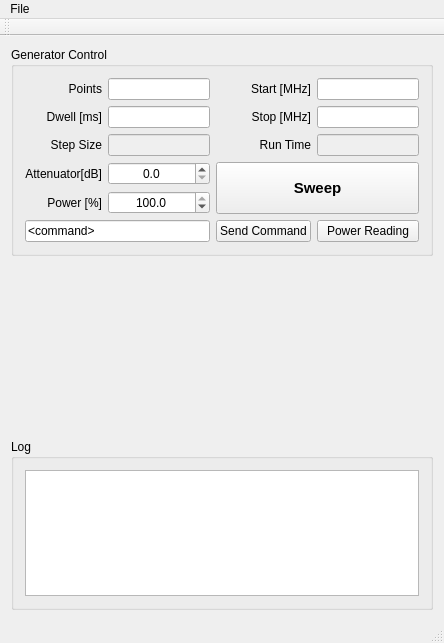
The window that mainwindow.ui (TripletESR/DNP100GHz) describes before a commit, drawn with Qt 5.
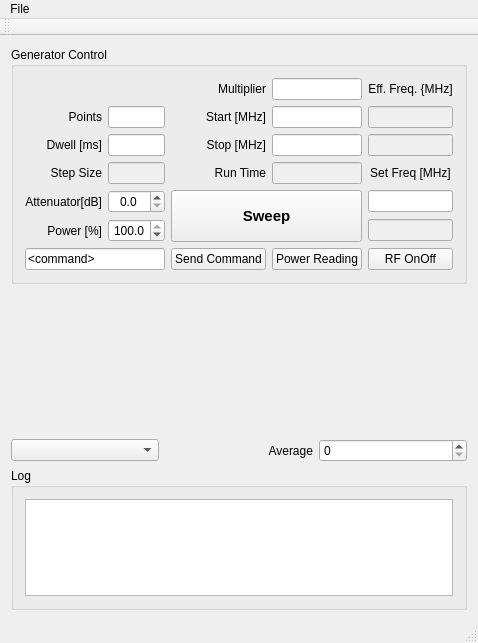
The same window after the commit. Custom widgets are drawn as their Qt base class.

Patch:
```diff
--- a/mainwindow.ui
+++ b/mainwindow.ui
@@ -14,74 +14,49 @@
    <string>DNP 100GHz</string>
   </property>
   <widget class="QWidget" name="centralWidget">
-   <layout class="QVBoxLayout" name="verticalLayout" stretch="1,1,1">
-    <item>
+   <layout class="QGridLayout" name="gridLayout_3" rowstretch="2,2,1,2">
+    <item row="2" column="0">
+     <widget class="QComboBox" name="comboBox_yAxis"/>
+    </item>
+    <item row="2" column="1">
+     <widget class="QLabel" name="label_12">
+      <property name="text">
+       <string>Average</string>
+      </property>
+      <property name="alignment">
+       <set>Qt::AlignRight|Qt::AlignTrailing|Qt::AlignVCenter</set>
+      </property>
+     </widget>
+    </item>
+    <item row="2" column="2">
+     <widget class="QSpinBox" name="spinBox_Average"/>
+    </item>
+    <item row="1" column="0" colspan="3">
+     <widget class="QCustomPlot" name="powerPlot" native="true"/>
+    </item>
+    <item row="0" column="0" colspan="3">
      <widget class="QGroupBox" name="groupBox_Control">
       <property name="title">
        <string>Generator Control</string>
       </property>
-      <layout class="QGridLayout" name="gridLayout_2" columnstretch="1,2,1,2">
-       <item row="4" column="0">
-        <widget class="QLabel" name="label_6">
-         <property name="text">
-          <string>Step Size</string>
-         </property>
-         <property name="alignment">
-          <set>Qt::AlignRight|Qt::AlignTrailing|Qt::AlignVCenter</set>
-         </property>
-        </widget>
-       </item>
-       <item row="4" column="2">
-        <widget class="QLabel" name="label_7">
-         <property name="text">
-          <string>Run Time</string>
-         </property>
-         <property name="alignment">
-          <set>Qt::AlignRight|Qt::AlignTrailing|Qt::AlignVCenter</set>
-         </property>
-        </widget>
-       </item>
-       <item row="4" column="3">
-        <widget class="QLineEdit" name="lineEdit_RunTime">
-         <property name="enabled">
-          <bool>false</bool>
-         </property>
-        </widget>
-       </item>
-       <item row="4" column="1">
-        <widget class="QLineEdit" name="lineEdit_StepSize">
-         <property name="enabled">
-          <bool>false</bool>
-         </property>
-        </widget>
-       </item>
+      <layout class="QGridLayout" name="gridLayout_2" columnstretch="1,2,1,2,0">
        <item row="0" column="2">
-        <widget class="QLabel" name="label_2">
+        <widget class="QLabel" name="label_9">
          <property name="text">
-          <string>Start [MHz]</string>
+          <string>Multiplier</string>
          </property>
          <property name="alignment">
           <set>Qt::AlignRight|Qt::AlignTrailing|Qt::AlignVCenter</set>
          </property>
         </widget>
        </item>
-       <item row="3" column="0">
-        <widget class="QLabel" name="label_4">
-         <property name="text">
-          <string>Dwell [ms]</string>
-         </property>
-         <property name="alignment">
-          <set>Qt::AlignRight|Qt::AlignTrailing|Qt::AlignVCenter</set>
-         </property>
-        </widget>
+       <item row="1" column="3">
+        <widget class="QLineEdit" name="lineEdit_Start"/>
        </item>
-       <item row="3" column="1">
-        <widget class="QLineEdit" name="lineEdit_Dwell"/>
-       </item>
-       <item row="0" column="1">
+       <item row="1" column="1">
         <widget class="QLineEdit" name="lineEdit_Points"/>
        </item>
-       <item row="3" column="2">
+       <item row="4" column="2">
         <widget class="QLabel" name="label_3">
          <property name="text">
           <string>Stop [MHz]</string>
@@ -91,7 +66,10 @@
          </property>
         </widget>
        </item>
-       <item row="0" column="0">
+       <item row="4" column="1">
+        <widget class="QLineEdit" name="lineEdit_Dwell"/>
+       </item>
+       <item row="1" column="0">
         <widget class="QLabel" name="label">
          <property name="text">
           <string>Points</string>
@@ -101,27 +79,7 @@
          </property>
         </widget>
        </item>
-       <item row="0" column="3">
-        <widget class="QLineEdit" name="lineEdit_Start"/>
-       </item>
-       <item row="3" column="3">
-        <widget class="QLineEdit" name="lineEdit_Stop"/>
-       </item>
-       <item row="7" column="2">
-        <widget class="QPushButton" name="pushButton_SendCommand">
-         <property name="text">
-          <string>Send Command</string>
-         </property>
-        </widget>
-       </item>
-       <item row="7" column="0" colspan="2">
-        <widget class="QLineEdit" name="lineEdit">
-         <property name="text">
-          <string>&lt;command&gt;</string>
-         </property>
-        </widget>
-       </item>
-       <item row="5" column="0">
+       <item row="6" column="0">
         <widget class="QLabel" name="label_5">
          <property name="text">
           <string>Attenuator[dB]</string>
@@ -131,7 +89,7 @@
          </property>
         </widget>
        </item>
-       <item row="5" column="1">
+       <item row="6" column="1">
         <widget class="QDoubleSpinBox" name="doubleSpinBox">
          <property name="alignment">
           <set>Qt::AlignCenter</set>
@@ -147,17 +105,81 @@
          </property>
         </widget>
        </item>
-       <item row="6" column="0">
-        <widget class="QLabel" name="label_8">
+       <item row="4" column="3">
+        <widget class="QLineEdit" name="lineEdit_Stop"/>
+       </item>
+       <item row="8" column="0" colspan="2">
+        <widget class="QLineEdit" name="lineEdit">
          <property name="text">
-          <string>Power [%]</string>
+          <string>&lt;command&gt;</string>
          </property>
+        </widget>
+       </item>
+       <item row="8" column="2">
+        <widget class="QPushButton" name="pushButton_SendCommand">
+         <property name="text">
+          <string>Send Command</string>
+         </property>
+        </widget>
+       </item>
+       <item row="5" column="0">
+        <widget class="QLabel" name="label_6">
+         <property name="text">
+          <string>Step Size</string>
+         </property>
          <property name="alignment">
           <set>Qt::AlignRight|Qt::AlignTrailing|Qt::AlignVCenter</set>
          </property>
         </widget>
        </item>
-       <item row="6" column="1">
+       <item row="5" column="1">
+        <widget class="QLineEdit" name="lineEdit_StepSize">
+         <property name="enabled">
+          <bool>false</bool>
+         </property>
+        </widget>
+       </item>
+       <item row="5" column="2">
+        <widget class="QLabel" name="label_7">
+         <property name="text">
+          <string>Run Time</string>
+         </property>
+         <property name="alignment">
+          <set>Qt::AlignRight|Qt::AlignTrailing|Qt::AlignVCenter</set>
+         </property>
+        </widget>
+       </item>
+       <item row="5" column="3">
+        <widget class="QLineEdit" name="lineEdit_RunTime">
+         <property name="enabled">
+          <bool>false</bool>
+         </property>
+        </widget>
+       </item>
+       <item row="4" column="0">
+        <widget class="QLabel" name="label_4">
+         <property name="text">
+          <string>Dwell [ms]</string>
+         </property>
+         <property name="alignment">
+          <set>Qt::AlignRight|Qt::AlignTrailing|Qt::AlignVCenter</set>
+         </property>
+        </widget>
+       </item>
+       <item row="1" column="2">
+        <widget class="QLabel" name="label_2">
+         <property name="text">
+          <string>Start [MHz]</string>
+         </property>
+         <property name="alignment">
+          <set>Qt::AlignRight|Qt::AlignTrailing|Qt::AlignVCenter</set>
+         </property>
+        </widget>
+       </item>
+       <item row="0" column="3">
+        <widget class="QLineEdit" name="lineEdit_Multiplier"/>
+       </item>
+       <item row="7" column="1">
         <widget class="QDoubleSpinBox" name="doubleSpinBox_Power">
          <property name="alignment">
           <set>Qt::AlignCenter</set>
@@ -176,7 +198,45 @@
          </property>
         </widget>
        </item>
-       <item row="5" column="2" rowspan="2" colspan="2">
+       <item row="7" column="0">
+        <widget class="QLabel" name="label_8">
+         <property name="text">
+          <string>Power [%]</string>
+         </property>
+         <property name="alignment">
+          <set>Qt::AlignRight|Qt::AlignTrailing|Qt::AlignVCenter</set>
+         </property>
+        </widget>
+       </item>
+       <item row="8" column="3">
+        <widget class="QPushButton" name="pushButton_ReadPower">
+         <property name="text">
+          <string>Power Reading</string>
+         </property>
+        </widget>
+       </item>
+       <item row="1" column="4">
+        <widget class="QLineEdit" name="lineEdit_EffStart">
+         <property name="enabled">
+          <bool>false</bool>
+         </property>
+        </widget>
+       </item>
+       <item row="4" column="4">
+        <widget class="QLineEdit" name="lineEdit_EffStop">
+         <property name="enabled">
+          <bool>false</bool>
+         </property>
+        </widget>
+       </item>
+       <item row="8" column="4">
+        <widget class="QPushButton" name="pushButton_RFOnOff">
+         <property name="text">
+          <string>RF OnOff</string>
+         </property>
+        </widget>
+       </item>
+       <item row="6" column="2" rowspan="2" colspan="2">
         <widget class="QPushButton" name="pushButton_Sweep">
          <property name="sizePolicy">
           <sizepolicy hsizetype="Preferred" vsizetype="Preferred">
@@ -202,20 +262,40 @@
          </property>
         </widget>
        </item>
-       <item row="7" column="3">
-        <widget class="QPushButton" name="pushButton_ReadPower">
+       <item row="0" column="4">
+        <widget class="QLabel" name="label_11">
          <property name="text">
-          <string>Power Reading</string>
+          <string>Eff. Freq. {MHz]</string>
+         </property>
+         <property name="alignment">
+          <set>Qt::AlignCenter</set>
+         </property>
+        </widget>
+       </item>
+       <item row="5" column="4">
+        <widget class="QLabel" name="label_10">
+         <property name="text">
+          <string>Set Freq [MHz]</string>
+         </property>
+         <property name="alignment">
+          <set>Qt::AlignCenter</set>
+         </property>
+        </widget>
+       </item>
+       <item row="6" column="4">
+        <widget class="QLineEdit" name="lineEdit_Freq"/>
+       </item>
+       <item row="7" column="4">
+        <widget class="QLineEdit" name="lineEdit_EffFreq">
+         <property name="enabled">
+          <bool>false</bool>
          </property>
         </widget>
        </item>
       </layout>
      </widget>
     </item>
-    <item>
-     <widget class="QCustomPlot" name="powerPlot" native="true"/>
-    </item>
-    <item>
+    <item row="3" column="0" colspan="3">
      <widget class="QGroupBox" name="groupBox_Log">
       <property name="title">
        <string>Log</string>
```
